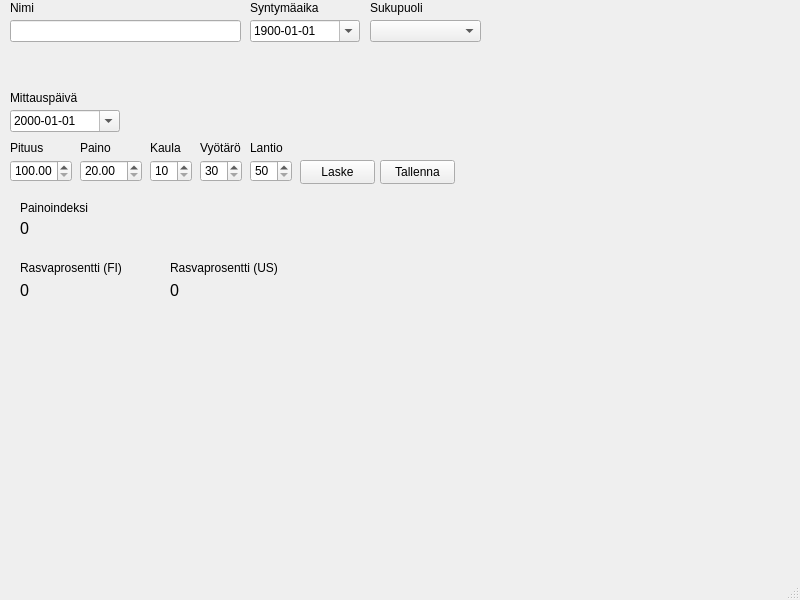
First picture: the form in main.ui, repository JouniKiiskila/FitnessGUI, before the edit.
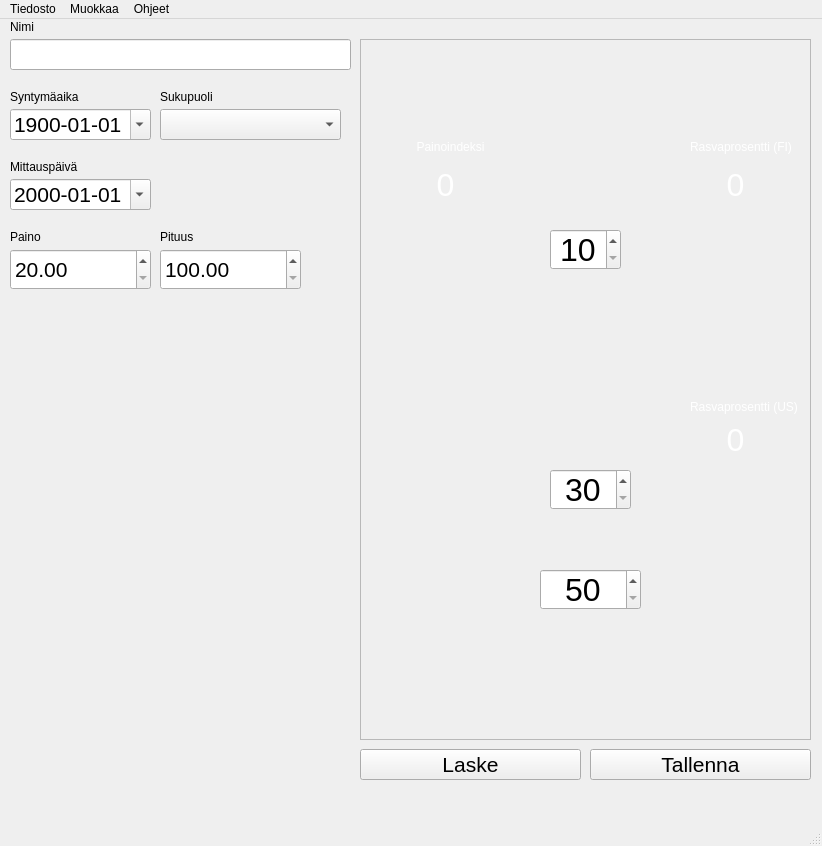
Second picture: the form after the edit. Icons and pictures are not drawn.

```diff
--- a/main.ui
+++ b/main.ui
@@ -6,8 +6,8 @@
    <rect>
     <x>0</x>
     <y>0</y>
-    <width>800</width>
-    <height>600</height>
+    <width>822</width>
+    <height>846</height>
    </rect>
   </property>
   <property name="windowTitle">
@@ -19,13 +19,13 @@
      <rect>
       <x>10</x>
       <y>20</y>
-      <width>231</width>
-      <height>22</height>
+      <width>341</width>
+      <height>31</height>
      </rect>
     </property>
     <property name="font">
      <font>
-      <pointsize>10</pointsize>
+      <pointsize>16</pointsize>
      </font>
     </property>
     <property name="toolTip">
@@ -49,11 +49,16 @@
     <property name="geometry">
      <rect>
       <x>10</x>
-      <y>110</y>
-      <width>110</width>
-      <height>22</height>
+      <y>160</y>
+      <width>141</width>
+      <height>31</height>
      </rect>
     </property>
+    <property name="font">
+     <font>
+      <pointsize>16</pointsize>
+     </font>
+    </property>
     <property name="locale">
      <locale language="Finnish" country="Finland"/>
     </property>
@@ -68,7 +73,7 @@
     <property name="geometry">
      <rect>
       <x>10</x>
-      <y>90</y>
+      <y>140</y>
       <width>91</width>
       <height>16</height>
      </rect>
@@ -80,12 +85,17 @@
    <widget class="QDoubleSpinBox" name="heightSpinBox">
     <property name="geometry">
      <rect>
-      <x>10</x>
-      <y>160</y>
-      <width>62</width>
-      <height>22</height>
+      <x>160</x>
+      <y>230</y>
+      <width>141</width>
+      <height>41</height>
      </rect>
     </property>
+    <property name="font">
+     <font>
+      <pointsize>16</pointsize>
+     </font>
+    </property>
     <property name="minimum">
      <double>100.000000000000000</double>
     </property>
@@ -96,8 +106,8 @@
    <widget class="QLabel" name="label_2">
     <property name="geometry">
      <rect>
-      <x>10</x>
-      <y>140</y>
+      <x>160</x>
+      <y>210</y>
       <width>49</width>
       <height>16</height>
      </rect>
@@ -109,12 +119,17 @@
    <widget class="QDoubleSpinBox" name="weightSpinBox">
     <property name="geometry">
      <rect>
-      <x>80</x>
-      <y>160</y>
-      <width>62</width>
-      <height>22</height>
+      <x>10</x>
+      <y>230</y>
+      <width>141</width>
+      <height>41</height>
      </rect>
     </property>
+    <property name="font">
+     <font>
+      <pointsize>16</pointsize>
+     </font>
+    </property>
     <property name="minimum">
      <double>20.000000000000000</double>
     </property>
@@ -125,8 +140,8 @@
    <widget class="QLabel" name="label_3">
     <property name="geometry">
      <rect>
-      <x>80</x>
-      <y>140</y>
+      <x>10</x>
+      <y>210</y>
       <width>49</width>
       <height>16</height>
      </rect>
@@ -135,99 +150,23 @@
      <string>Paino</string>
     </property>
    </widget>
-   <widget class="QSpinBox" name="neckSpinBox">
-    <property name="geometry">
-     <rect>
-      <x>150</x>
-      <y>160</y>
-      <width>42</width>
-      <height>22</height>
-     </rect>
-    </property>
-    <property name="minimum">
-     <number>10</number>
-    </property>
-   </widget>
-   <widget class="QSpinBox" name="waistSpinBox">
-    <property name="geometry">
-     <rect>
-      <x>200</x>
-      <y>160</y>
-      <width>42</width>
-      <height>22</height>
-     </rect>
-    </property>
-    <property name="minimum">
-     <number>30</number>
-    </property>
-    <property name="maximum">
-     <number>200</number>
-    </property>
-   </widget>
-   <widget class="QSpinBox" name="hipsSpinBox">
-    <property name="geometry">
-     <rect>
-      <x>250</x>
-      <y>160</y>
-      <width>42</width>
-      <height>22</height>
-     </rect>
-    </property>
-    <property name="minimum">
-     <number>50</number>
-    </property>
-    <property name="maximum">
-     <number>200</number>
-    </property>
-   </widget>
-   <widget class="QLabel" name="label_4">
-    <property name="geometry">
-     <rect>
-      <x>150</x>
-      <y>140</y>
-      <width>49</width>
-      <height>16</height>
-     </rect>
-    </property>
-    <property name="text">
-     <string>Kaula</string>
-    </property>
-   </widget>
-   <widget class="QLabel" name="label_5">
-    <property name="geometry">
-     <rect>
-      <x>200</x>
-      <y>140</y>
-      <width>49</width>
-      <height>16</height>
-     </rect>
-    </property>
-    <property name="text">
-     <string>Vyötärö</string>
-    </property>
-   </widget>
-   <widget class="QLabel" name="label_6">
-    <property name="geometry">
-     <rect>
-      <x>250</x>
-      <y>140</y>
-      <width>49</width>
-      <height>16</height>
-     </rect>
-    </property>
-    <property name="text">
-     <string>Lantio</string>
-    </property>
-   </widget>
    <widget class="QPushButton" name="calculatePushButton">
     <property name="geometry">
      <rect>
-      <x>300</x>
-      <y>160</y>
-      <width>75</width>
-      <height>24</height>
+      <x>360</x>
+      <y>730</y>
+      <width>221</width>
+      <height>31</height>
      </rect>
     </property>
+    <property name="font">
+     <font>
+      <pointsize>16</pointsize>
+     </font>
+    </property>
+    <property name="styleSheet">
+     <string notr="true"/>
+    </property>
     <property name="text">
      <string>Laske</string>
     </property>
@@ -235,12 +174,20 @@
    <widget class="QPushButton" name="savePushButton">
     <property name="geometry">
      <rect>
-      <x>380</x>
-      <y>160</y>
-      <width>75</width>
-      <height>24</height>
+      <x>590</x>
+      <y>730</y>
+      <width>221</width>
+      <height>31</height>
      </rect>
     </property>
+    <property name="font">
+     <font>
+      <pointsize>16</pointsize>
+     </font>
+    </property>
+    <property name="styleSheet">
+     <string notr="true"/>
+    </property>
     <property name="text">
      <string>Tallenna</string>
     </property>
@@ -248,12 +195,17 @@
    <widget class="QDateEdit" name="birthDateEdit">
     <property name="geometry">
      <rect>
-      <x>250</x>
-      <y>20</y>
-      <width>110</width>
-      <height>22</height>
+      <x>10</x>
+      <y>90</y>
+      <width>141</width>
+      <height>31</height>
      </rect>
     </property>
+    <property name="font">
+     <font>
+      <pointsize>16</pointsize>
+     </font>
+    </property>
     <property name="locale">
      <locale language="Finnish" country="Finland"/>
     </property>
@@ -277,8 +229,8 @@
    <widget class="QLabel" name="label_7">
     <property name="geometry">
      <rect>
-      <x>250</x>
-      <y>0</y>
+      <x>10</x>
+      <y>70</y>
       <width>91</width>
       <height>16</height>
      </rect>
@@ -290,12 +242,17 @@
    <widget class="QComboBox" name="genderComboBox">
     <property name="geometry">
      <rect>
-      <x>370</x>
-      <y>20</y>
-      <width>111</width>
-      <height>22</height>
+      <x>160</x>
+      <y>90</y>
+      <width>181</width>
+      <height>31</height>
      </rect>
     </property>
+    <property name="font">
+     <font>
+      <pointsize>16</pointsize>
+     </font>
+    </property>
     <property name="locale">
      <locale language="Finnish" country="Finland"/>
     </property>
@@ -313,104 +270,11 @@
      </property>
     </item>
    </widget>
-   <widget class="QLabel" name="bmiLabel">
-    <property name="geometry">
-     <rect>
-      <x>20</x>
-      <y>220</y>
-      <width>311</width>
-      <height>16</height>
-     </rect>
-    </property>
-    <property name="font">
-     <font>
-      <pointsize>12</pointsize>
-     </font>
-    </property>
-    <property name="text">
-     <string>0</string>
-    </property>
-   </widget>
-   <widget class="QLabel" name="fatFiLabel">
-    <property name="geometry">
-     <rect>
-      <x>20</x>
-      <y>280</y>
-      <width>141</width>
-      <height>21</height>
-     </rect>
-    </property>
-    <property name="font">
-     <font>
-      <pointsize>12</pointsize>
-     </font>
-    </property>
-    <property name="text">
-     <string>0</string>
-    </property>
-   </widget>
-   <widget class="QLabel" name="fatUsLabel">
-    <property name="geometry">
-     <rect>
-      <x>170</x>
-      <y>280</y>
-      <width>141</width>
-      <height>21</height>
-     </rect>
-    </property>
-    <property name="font">
-     <font>
-      <pointsize>12</pointsize>
-     </font>
-    </property>
-    <property name="text">
-     <string>0</string>
-    </property>
-   </widget>
-   <widget class="QLabel" name="label_11">
-    <property name="geometry">
-     <rect>
-      <x>20</x>
-      <y>200</y>
-      <width>81</width>
-      <height>16</height>
-     </rect>
-    </property>
-    <property name="text">
-     <string>Painoindeksi</string>
-    </property>
-   </widget>
-   <widget class="QLabel" name="label_12">
-    <property name="geometry">
-     <rect>
-      <x>20</x>
-      <y>260</y>
-      <width>121</width>
-      <height>16</height>
-     </rect>
-    </property>
-    <property name="text">
-     <string>Rasvaprosentti (FI)</string>
-    </property>
-   </widget>
-   <widget class="QLabel" name="label_13">
-    <property name="geometry">
-     <rect>
-      <x>170</x>
-      <y>260</y>
-      <width>121</width>
-      <height>16</height>
-     </rect>
-    </property>
-    <property name="text">
-     <string>Rasvaprosentti (US)</string>
-    </property>
-   </widget>
    <widget class="QLabel" name="label_14">
     <property name="geometry">
      <rect>
-      <x>370</x>
-      <y>0</y>
+      <x>160</x>
+      <y>70</y>
       <width>61</width>
       <height>16</height>
      </rect>
@@ -419,16 +283,286 @@
      <string>Sukupuoli</string>
     </property>
    </widget>
+   <widget class="QFrame" name="dimensionFrame">
+    <property name="geometry">
+     <rect>
+      <x>360</x>
+      <y>20</y>
+      <width>451</width>
+      <height>701</height>
+     </rect>
+    </property>
+    <property name="styleSheet">
+     <string notr="true">background-image: url(:/png/NaisSlice.png);</string>
+    </property>
+    <property name="frameShape">
+     <enum>QFrame::StyledPanel</enum>
+    </property>
+    <property name="frameShadow">
+     <enum>QFrame::Raised</enum>
+    </property>
+    <widget class="QSpinBox" name="neckSpinBox">
+     <property name="geometry">
+      <rect>
+       <x>190</x>
+       <y>190</y>
+       <width>71</width>
+       <height>41</height>
+      </rect>
+     </property>
+     <property name="font">
+      <font>
+       <pointsize>24</pointsize>
+      </font>
+     </property>
+     <property name="alignment">
+      <set>Qt::AlignCenter</set>
+     </property>
+     <property name="minimum">
+      <number>10</number>
+     </property>
+    </widget>
+    <widget class="QSpinBox" name="waistSpinBox">
+     <property name="geometry">
+      <rect>
+       <x>190</x>
+       <y>430</y>
+       <width>81</width>
+       <height>41</height>
+      </rect>
+     </property>
+     <property name="font">
+      <font>
+       <pointsize>24</pointsize>
+      </font>
+     </property>
+     <property name="alignment">
+      <set>Qt::AlignCenter</set>
+     </property>
+     <property name="minimum">
+      <number>30</number>
+     </property>
+     <property name="maximum">
+      <number>200</number>
+     </property>
+    </widget>
+    <widget class="QSpinBox" name="hipsSpinBox">
+     <property name="geometry">
+      <rect>
+       <x>180</x>
+       <y>530</y>
+       <width>101</width>
+       <height>41</height>
+      </rect>
+     </property>
+     <property name="font">
+      <font>
+       <family>MS Shell Dlg 2</family>
+       <pointsize>24</pointsize>
+      </font>
+     </property>
+     <property name="alignment">
+      <set>Qt::AlignCenter</set>
+     </property>
+     <property name="minimum">
+      <number>50</number>
+     </property>
+     <property name="maximum">
+      <number>200</number>
+     </property>
+    </widget>
+    <widget class="QLabel" name="label_13">
+     <property name="geometry">
+      <rect>
+       <x>330</x>
+       <y>360</y>
+       <width>111</width>
+       <height>16</height>
+      </rect>
+     </property>
+     <property name="styleSheet">
+      <string notr="true">color: rgb(255, 255, 255);</string>
+     </property>
+     <property name="text">
+      <string>Rasvaprosentti (US)</string>
+     </property>
+    </widget>
+    <widget class="QLabel" name="fatUsLabel">
+     <property name="geometry">
+      <rect>
+       <x>340</x>
+       <y>380</y>
+       <width>71</width>
+       <height>41</height>
+      </rect>
+     </property>
+     <property name="font">
+      <font>
+       <pointsize>24</pointsize>
+      </font>
+     </property>
+     <property name="styleSheet">
+      <string notr="true">color: rgb(255, 255, 255);</string>
+     </property>
+     <property name="text">
+      <string>0</string>
+     </property>
+     <property name="alignment">
+      <set>Qt::AlignCenter</set>
+     </property>
+    </widget>
+    <widget class="QLabel" name="label_12">
+     <property name="geometry">
+      <rect>
+       <x>330</x>
+       <y>100</y>
+       <width>101</width>
+       <height>16</height>
+      </rect>
+     </property>
+     <property name="styleSheet">
+      <string notr="true">color: rgb(255, 255, 255);</string>
+     </property>
+     <property name="text">
+      <string>Rasvaprosentti (FI)</string>
+     </property>
+    </widget>
+    <widget class="QLabel" name="fatFiLabel">
+     <property name="geometry">
+      <rect>
+       <x>340</x>
+       <y>130</y>
+       <width>71</width>
+       <height>31</height>
+      </rect>
+     </property>
+     <property name="font">
+      <font>
+       <pointsize>24</pointsize>
+      </font>
+     </property>
+     <property name="styleSheet">
+      <string notr="true">color: rgb(255, 255, 255);</string>
+     </property>
+     <property name="text">
+      <string>0</string>
+     </property>
+     <property name="alignment">
+      <set>Qt::AlignCenter</set>
+     </property>
+    </widget>
+    <widget class="QLabel" name="label_11">
+     <property name="geometry">
+      <rect>
+       <x>50</x>
+       <y>100</y>
+       <width>81</width>
+       <height>16</height>
+      </rect>
+     </property>
+     <property name="styleSheet">
+      <string notr="true">color: rgb(255, 255, 255);</string>
+     </property>
+     <property name="text">
+      <string>Painoindeksi</string>
+     </property>
+     <property name="alignment">
+      <set>Qt::AlignCenter</set>
+     </property>
+    </widget>
+    <widget class="QLabel" name="bmiLabel">
+     <property name="geometry">
+      <rect>
+       <x>50</x>
+       <y>130</y>
+       <width>71</width>
+       <height>31</height>
+      </rect>
+     </property>
+     <property name="font">
+      <font>
+       <pointsize>24</pointsize>
+      </font>
+     </property>
+     <property name="styleSheet">
+      <string notr="true">color: rgb(255, 255, 255);</string>
+     </property>
+     <property name="text">
+      <string>0</string>
+     </property>
+     <property name="alignment">
+      <set>Qt::AlignCenter</set>
+     </property>
+    </widget>
+   </widget>
+   <widget class="QLabel" name="sloganLabel">
+    <property name="geometry">
+     <rect>
+      <x>10</x>
+      <y>320</y>
+      <width>341</width>
+      <height>401</height>
+     </rect>
+    </property>
+    <property name="text">
+     <string/>
+    </property>
+    <property name="pixmap">
+     <pixmap>Kuntoillaan.png</pixmap>
+    </property>
+    <property name="scaledContents">
+     <bool>true</bool>
+    </property>
+   </widget>
   </widget>
   <widget class="QMenuBar" name="menubar">
    <property name="geometry">
     <rect>
      <x>0</x>
      <y>0</y>
-     <width>800</width>
-     <height>26</height>
+     <width>822</width>
+     <height>21</height>
     </rect>
    </property>
+   <widget class="QMenu" name="menuTiedosto">
+    <property name="title">
+     <string>Tiedosto</string>
+    </property>
+    <widget class="QMenu" name="menuJaa">
+     <property name="title">
+      <string>Jaa</string>
+     </property>
+     <addaction name="actionFacebook"/>
+     <addaction name="actionTwitter"/>
+     <addaction name="actionInstagram"/>
+    </widget>
+    <widget class="QMenu" name="menuAsetukset">
+     <property name="title">
+      <string>Asetukset</string>
+     </property>
+     <addaction name="actionKieli"/>
+     <addaction name="actionUlkoasu"/>
+    </widget>
+    <addaction name="actionTulosta"/>
+    <addaction name="menuJaa"/>
+    <addaction name="menuAsetukset"/>
+    <addaction name="actionSulje"/>
+   </widget>
+   <widget class="QMenu" name="menuMuokkaa">
+    <property name="title">
+     <string>Muokkaa</string>
+    </property>
+    <addaction name="actionPalauta_oletukset"/>
+   </widget>
+   <widget class="QMenu" name="menuOhjeet">
+    <property name="title">
+     <string>Ohjeet</string>
+    </property>
+    <addaction name="actionOhje"/>
+   </widget>
+   <addaction name="menuTiedosto"/>
+   <addaction name="menuMuokkaa"/>
+   <addaction name="menuOhjeet"/>
   </widget>
   <widget class="QStatusBar" name="statusbar"/>
  </widget>
```
Left out of the diff: 97 changed lines with no effect on the pictures.
